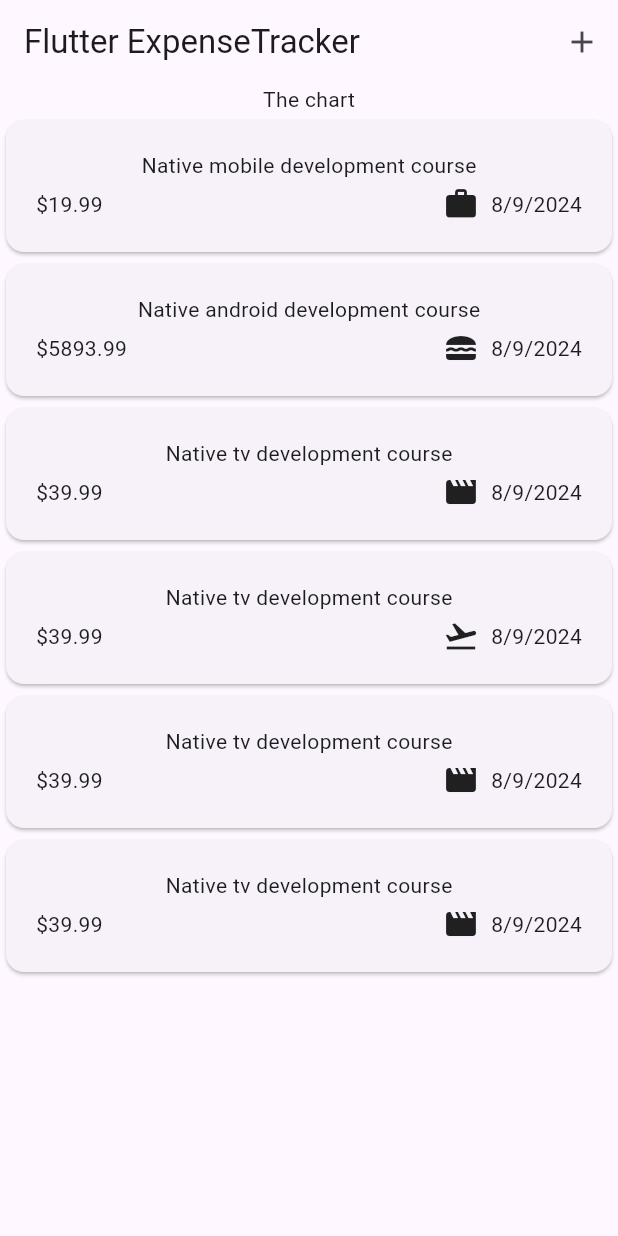
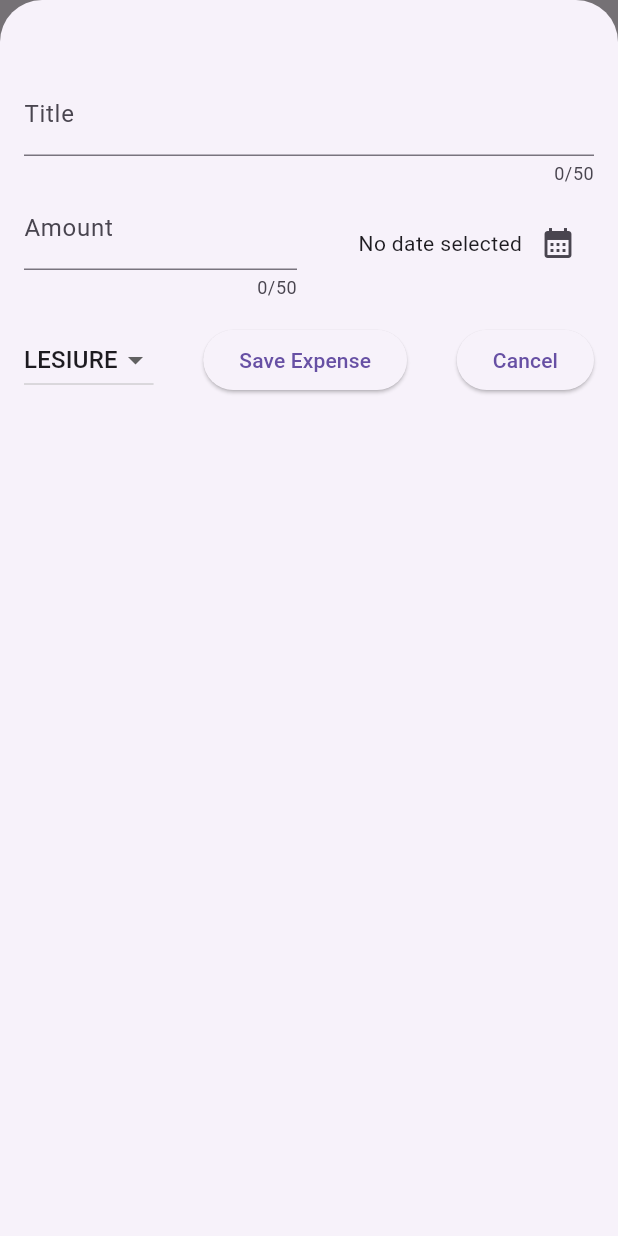
Before and after one commit to avijeetpandey/expense_tracker, a Flutter app: the screen it shows after launch, after a tap on the "add" icon, on a phone screen of 412 x 824 dp. Run offline on Flutter 3.47's test engine with Material 3 defaults, Android fonts, the phone set to English and light mode, and no system bars.

Commit message:
Adds expense bottomsheet (#2)
* add: expense overlay and date time picker

* add: ability to add expense items

* make bottomsheet full screen

```diff
--- a/lib/expenses.dart
+++ b/lib/expenses.dart
@@ -1,7 +1,7 @@
 import 'package:expense_tracker/widgets/expenses_list.dart';
+import 'package:expense_tracker/widgets/new_expense.dart';
 import 'package:flutter/material.dart';
 import 'package:expense_tracker/models/expense.dart';
-import 'package:expense_tracker/models/category.dart';
 
 class Expenses extends StatefulWidget {
   const Expenses({super.key});
@@ -11,38 +11,23 @@ class Expenses extends StatefulWidget {
 }
 
 class _ExpensesState extends State<Expenses> {
-  final List<Expense> _registeredExpenses = [
-    Expense(
-        title: 'Native mobile development course',
-        amount: 19.99,
-        time: DateTime.now(),
-        category: ExpenseCategory.work),
-    Expense(
-        title: 'Native android development course',
-        amount: 5893.99,
-        time: DateTime.now(),
-        category: ExpenseCategory.food),
-    Expense(
-        title: 'Native tv development course',
-        amount: 39.99,
-        time: DateTime.now(),
-        category: ExpenseCategory.lesiure),
-    Expense(
-        title: 'Native tv development course',
-        amount: 39.99,
-        time: DateTime.now(),
-        category: ExpenseCategory.travel),
-    Expense(
-        title: 'Native tv development course',
-        amount: 39.99,
-        time: DateTime.now(),
-        category: ExpenseCategory.lesiure),
-    Expense(
-        title: 'Native tv development course',
-        amount: 39.99,
-        time: DateTime.now(),
-        category: ExpenseCategory.lesiure),
-  ];
+  final List<Expense> _registeredExpenses = [];
+
+  void _openAddExpenseOverlay() {
+    showModalBottomSheet(
+      context: context,
+      isScrollControlled: true,
+      builder: (ctx) => NewExpense(
+        onAddExpense: _addExpense,
+      ),
+    );
+  }
+
+  void _addExpense(Expense expense) {
+    setState(() {
+      _registeredExpenses.add(expense);
+    });
+  }
 
   @override
   Widget build(BuildContext context) {
@@ -51,7 +36,9 @@ class _ExpensesState extends State<Expenses> {
         title: const Text("Flutter ExpenseTracker"),
         actions: [
           IconButton(
-            onPressed: () {},
+            onPressed: () {
+              _openAddExpenseOverlay();
+            },
             icon: const Icon(Icons.add),
           ),
         ],
--- /dev/null
+++ b/lib/widgets/new_expense.dart
@@ -0,0 +1,171 @@
+import 'package:expense_tracker/models/category.dart';
+import 'package:expense_tracker/models/expense.dart';
+import 'package:flutter/material.dart';
+
+class NewExpense extends StatefulWidget {
+  const NewExpense({super.key, required this.onAddExpense});
+  final void Function(Expense expense) onAddExpense;
+
+  @override
+  State<NewExpense> createState() => _NewExpenseState();
+}
+
+class _NewExpenseState extends State<NewExpense> {
+  final _titleController = TextEditingController();
+  final _amountController = TextEditingController();
+  DateTime? _selectedDate;
+  ExpenseCategory _selectedCategory = ExpenseCategory.lesiure;
+
+  void _presentDatePicker() async {
+    final now = DateTime.now();
+    final firstDate = DateTime(now.year - 1, now.month, now.day);
+    final pickedDate = await showDatePicker(
+      context: context,
+      initialDate: now,
+      firstDate: firstDate,
+      lastDate: now,
+    );
+    setState(() {
+      _selectedDate = pickedDate;
+    });
+  }
+
+  void _submitExpenseData() {
+    final enteredAmount = double.tryParse(_amountController.text);
+    final amountIsInvalid = enteredAmount == null || enteredAmount <= 0;
+
+    if (_titleController.text.trim().isEmpty ||
+        amountIsInvalid ||
+        _selectedDate == null) {
+      // show error message
+      showDialog(
+        context: context,
+        builder: (ctx) => AlertDialog(
+          title: const Text("Invalid input"),
+          content: const Text(
+              "Please make sure a valid title, amount, date and catefory was entered"),
+          actions: [
+            TextButton(
+              onPressed: () {
+                Navigator.pop(ctx);
+              },
+              child: const Text("Okay"),
+            )
+          ],
+        ),
+      );
+
+      return;
+    }
+
+    Expense expense = Expense(
+        title: _titleController.text,
+        amount: enteredAmount!,
+        time: _selectedDate!,
+        category: _selectedCategory);
+
+    widget.onAddExpense(expense);
+
+    Navigator.pop(context);
+  }
+
+  @override
+  void dispose() {
+    _titleController.dispose();
+    _amountController.dispose();
+    super.dispose();
+  }
+
+  @override
+  Widget build(BuildContext context) {
+    return Padding(
+      padding: const EdgeInsets.fromLTRB(16, 48, 16, 16),
+      child: Column(
+        children: [
+          TextField(
+            controller: _titleController,
+            maxLength: 50,
+            decoration: const InputDecoration(
+              label: Text('Title'),
+            ),
+          ),
+          Row(
+            children: [
+              Expanded(
+                child: TextField(
+                  controller: _amountController,
+                  maxLength: 50,
+                  keyboardType: TextInputType.number,
+                  decoration: const InputDecoration(
+                    label: Text('Amount'),
+                    prefixText: '\$ ',
+                  ),
+                ),
+              ),
+              const SizedBox(
+                width: 16,
+              ),
+              Expanded(
+                child: Row(
+                  mainAxisAlignment: MainAxisAlignment.end,
+                  crossAxisAlignment: CrossAxisAlignment.center,
+                  children: [
+                    Text(
+                      _selectedDate == null
+                          ? 'No date selected'
+                          : formatter.format(_selectedDate!),
+                    ),
+                    IconButton(
+                        onPressed: () {
+                          _presentDatePicker();
+                        },
+                        icon: const Icon(Icons.calendar_month))
+                  ],
+                ),
+              )
+            ],
+          ),
+          const SizedBox(
+            height: 16,
+          ),
+          Row(
+            mainAxisAlignment: MainAxisAlignment.spaceBetween,
+            children: [
+              DropdownButton(
+                value: _selectedCategory,
+                items: ExpenseCategory.values
+                    .map(
+                      (category) => DropdownMenuItem(
+                        value: category,
+                        child: Text(
+                          category.name.toUpperCase(),
+                        ),
+                      ),
+                    )
+                    .toList(),
+                onChanged: (value) {
+                  if (value == null) return;
+                  setState(() {
+                    _selectedCategory = value;
+                  });
+                },
+              ),
+              ElevatedButton(
+                onPressed: () {
+                  _submitExpenseData();
+                },
+                child: const Text("Save Expense"),
+              ),
+              ElevatedButton(
+                onPressed: () {
+                  Navigator.pop(context);
+                },
+                child: const Text("Cancel"),
+              )
+            ],
+          )
+        ],
+      ),
+    );
+  }
+}
```
